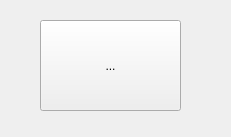
Old version of the form physiolabxr/_ui/ScriptingState.ui in the repository LeyiCui-Angel/PhysioLabXR.
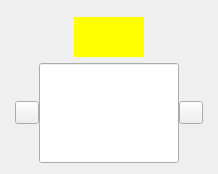
New version of the form. Icons and pictures are not drawn.

Commit message: New State Basic GUI & Adding logic

Diff of the .ui file:
```diff
--- a/physiolabxr/_ui/ScriptingState.ui
+++ b/physiolabxr/_ui/ScriptingState.ui
@@ -6,26 +6,82 @@
    <rect>
     <x>0</x>
     <y>0</y>
-    <width>231</width>
-    <height>137</height>
+    <width>218</width>
+    <height>174</height>
    </rect>
   </property>
   <property name="windowTitle">
    <string>Form</string>
   </property>
-  <widget class="QToolButton" name="toolButton">
-   <property name="geometry">
-    <rect>
-     <x>40</x>
-     <y>20</y>
-     <width>141</width>
-     <height>91</height>
-    </rect>
-   </property>
-   <property name="text">
-    <string>...</string>
-   </property>
-  </widget>
+  <layout class="QVBoxLayout" name="verticalLayout">
+   <item alignment="Qt::AlignHCenter|Qt::AlignBottom">
+    <widget class="QLabel" name="topLabel">
+     <property name="minimumSize">
+      <size>
+       <width>70</width>
+       <height>40</height>
+      </size>
+     </property>
+     <property name="maximumSize">
+      <size>
+       <width>70</width>
+       <height>40</height>
+      </size>
+     </property>
+     <property name="styleSheet">
+      <string>background-color: yellow;</string>
+     </property>
+     <property name="text">
+      <string/>
+     </property>
+     <property name="alignment">
+      <set>Qt::AlignCenter</set>
+     </property>
+    </widget>
+   </item>
+   <item>
+    <layout class="QHBoxLayout" name="horizontalLayout">
+     <property name="spacing">
+      <number>0</number>
+     </property>
+     <item alignment="Qt::AlignRight">
+      <widget class="QToolButton" name="leftTriangleButton">
+       <property name="icon">
+        <iconset>
+         <normaloff>../_media/deprecated_pngs/red_triangle.png</normaloff>../_media/deprecated_pngs/red_triangle.png</iconset>
+       </property>
+      </widget>
+     </item>
+     <item>
+      <widget class="QLineEdit" name="lineEditTrain">
+       <property name="minimumSize">
+        <size>
+         <width>140</width>
+         <height>100</height>
+        </size>
+       </property>
+       <property name="maximumSize">
+        <size>
+         <width>140</width>
+         <height>100</height>
+        </size>
+       </property>
+       <property name="alignment">
+        <set>Qt::AlignCenter</set>
+       </property>
+      </widget>
+     </item>
+     <item alignment="Qt::AlignLeft">
+      <widget class="QToolButton" name="rightTriangleButton">
+       <property name="icon">
+        <iconset>
+         <normaloff>../_media/deprecated_pngs/green_triangle.png</normaloff>../_media/deprecated_pngs/green_triangle.png</iconset>
+       </property>
+      </widget>
+     </item>
+    </layout>
+   </item>
+  </layout>
  </widget>
  <resources/>
  <connections/>
```
Left out of the diff: 6 changed lines with no effect on the pictures. The commit also changes 3 other files.
